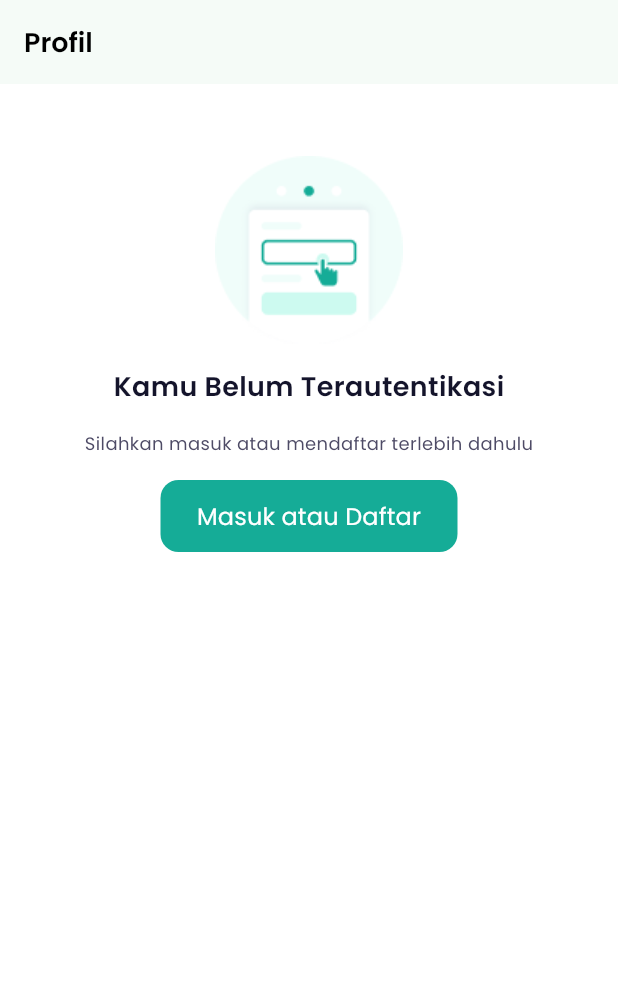
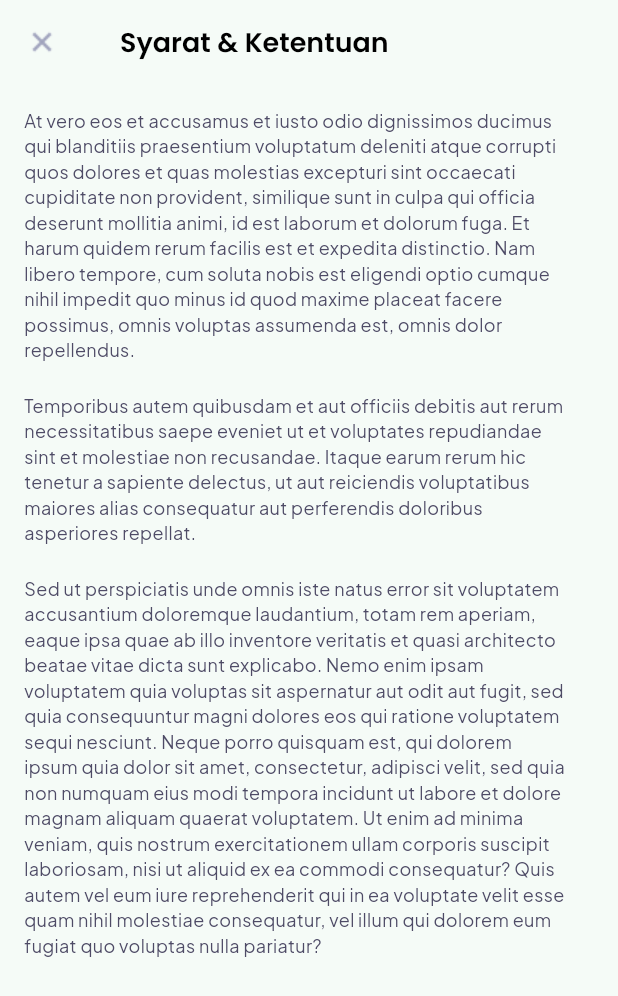
Before and after one commit to abrielkarisma/sharfin_app, a Flutter app: the screen it shows after launch, on a phone screen of 412 x 824 dp. Shown: the top 996 px of the screen. Run offline on Flutter 3.47's test engine with Material 3 defaults, Android fonts, the phone set to English and light mode, and no system bars; our stand-ins replace smooth_page_indicator.

Commit message:
syarat ketentuan dan kebijakan privasi

```diff
--- a/lib/main.dart
+++ b/lib/main.dart
@@ -3,6 +3,7 @@ import 'package:sharfin_app/cancel/onBoarding.dart';
 import 'package:sharfin_app/view/onBoarding.dart';
 import 'package:sharfin_app/view/profilguest.dart';
 import 'package:sharfin_app/view/splashScreen.dart';
+import 'package:sharfin_app/view/syaratketentuan.dart';
 
 void main() {
   runApp(MyApp());
@@ -13,7 +14,7 @@ class MyApp extends StatelessWidget {
   Widget build(BuildContext context) {
     return MaterialApp(
       debugShowCheckedModeBanner: false,
-      home: profilguest(),
+      home: syaratketentuan(),
       theme: ThemeData(
         useMaterial3: true,
         colorSchemeSeed: Color(0XFF15AC97),
--- /dev/null
+++ b/lib/view/syaratketentuan.dart
@@ -0,0 +1,75 @@
+import 'package:flutter/material.dart';
+import 'package:flutter/widgets.dart';
+
+class syaratketentuan extends StatelessWidget {
+  const syaratketentuan({super.key});
+
+  @override
+  Widget build(BuildContext context) {
+    return Scaffold(
+      appBar: AppBar(
+        title: Row(children: [
+          GestureDetector(
+            onTap: () {},
+            child: Image(
+              image: AssetImage("assets/cancel.png"),
+            ),
+          ),
+          SizedBox(
+            width: 40,
+          ),
+          Text(
+            "Syarat & Ketentuan",
+            style: const TextStyle(
+              fontFamily: "Poppins",
+              fontSize: 18,
+              fontWeight: FontWeight.w600,
+              color: Colors.black,
+            ),
+          ),
+        ]),
+      ),
+      body: Padding(
+        padding: EdgeInsets.all(16),
+        child: SizedBox(
+            width: 363,
+            height: 594,
+            child: Column(children: [
+              Text(
+                "At vero eos et accusamus et iusto odio dignissimos ducimus qui blanditiis praesentium voluptatum deleniti atque corrupti quos dolores et quas molestias excepturi sint occaecati cupiditate non provident, similique sunt in culpa qui officia deserunt mollitia animi, id est laborum et dolorum fuga. Et harum quidem rerum facilis est et expedita distinctio. Nam libero tempore, cum soluta nobis est eligendi optio cumque nihil impedit quo minus id quod maxime placeat facere possimus, omnis voluptas assumenda est, omnis dolor repellendus.",
+                style: TextStyle(
+                  fontFamily: "Jakarta Sans",
+                  fontSize: 12,
+                  fontWeight: FontWeight.w400,
+                  color: Color(0xFF4E4B66),
+                ),
+              ),
+              SizedBox(
+                height: 20,
+              ),
+              Text(
+                "Temporibus autem quibusdam et aut officiis debitis aut rerum necessitatibus saepe eveniet ut et voluptates repudiandae sint et molestiae non recusandae. Itaque earum rerum hic tenetur a sapiente delectus, ut aut reiciendis voluptatibus maiores alias consequatur aut perferendis doloribus asperiores repellat.",
+                style: TextStyle(
+                  fontFamily: "Jakarta Sans",
+                  fontSize: 12,
+                  fontWeight: FontWeight.w400,
+                  color: Color(0xFF4E4B66),
+                ),
+              ),
+              SizedBox(
+                height: 20,
+              ),
+              Text(
+                "Sed ut perspiciatis unde omnis iste natus error sit voluptatem accusantium doloremque laudantium, totam rem aperiam, eaque ipsa quae ab illo inventore veritatis et quasi architecto beatae vitae dicta sunt explicabo. Nemo enim ipsam voluptatem quia voluptas sit aspernatur aut odit aut fugit, sed quia consequuntur magni dolores eos qui ratione voluptatem sequi nesciunt. Neque porro quisquam est, qui dolorem ipsum quia dolor sit amet, consectetur, adipisci velit, sed quia non numquam eius modi tempora incidunt ut labore et dolore magnam aliquam quaerat voluptatem. Ut enim ad minima veniam, quis nostrum exercitationem ullam corporis suscipit laboriosam, nisi ut aliquid ex ea commodi consequatur? Quis autem vel eum iure reprehenderit qui in ea voluptate velit esse quam nihil molestiae consequatur, vel illum qui dolorem eum fugiat quo voluptas nulla pariatur?",
+                style: TextStyle(
+                  fontFamily: "Jakarta Sans",
+                  fontSize: 12,
+                  fontWeight: FontWeight.w400,
+                  color: Color(0xFF4E4B66),
+                ),
+              )
+            ])),
+      ),
+    );
+  }
+}
```
Also changed, not shown: lib/view/kebijakanprivasi.dart (added, +75 -0 lines), assets/cancel.png (added).
